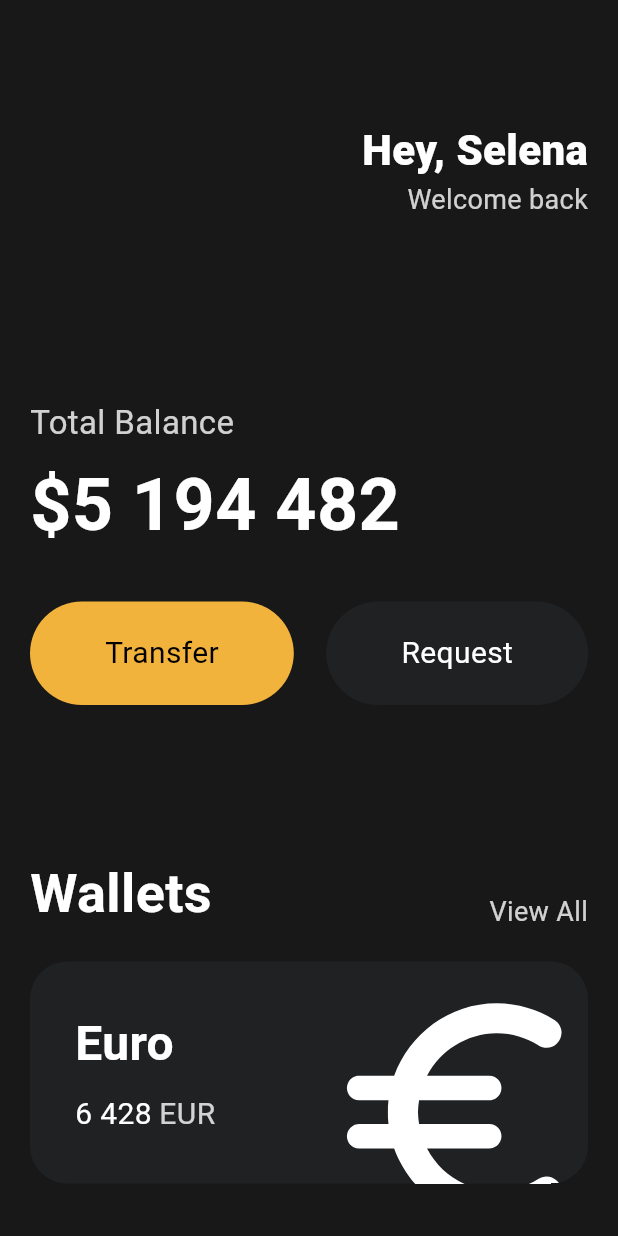
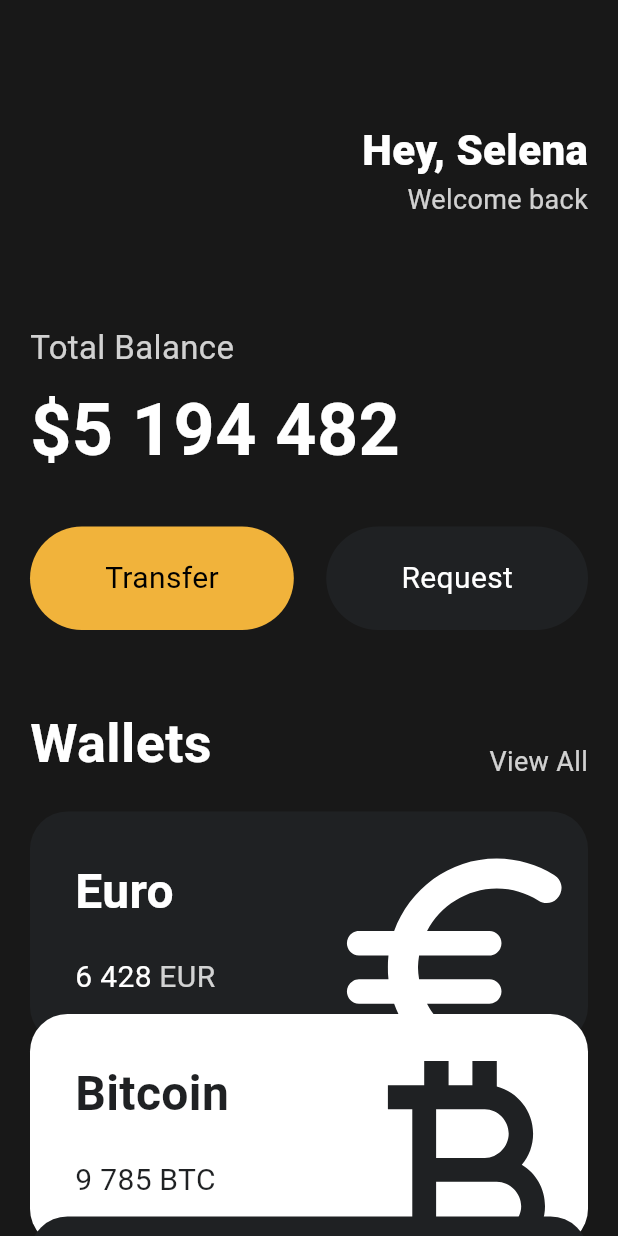
Before and after one commit to circleolami/synerex_toonflix, a Flutter app: the screen it shows after launch, on a phone screen of 412 x 824 dp. Run offline on Flutter 3.47's test engine with Material 3 defaults, Android fonts, the phone set to English and light mode, and no system bars.

Commit message:
1-7. Reusable Cards

```diff
--- a/lib/main.dart
+++ b/lib/main.dart
@@ -1,5 +1,6 @@
 import 'package:flutter/material.dart';
 import 'package:toonflix/widgets/button.dart';
+import 'package:toonflix/widgets/currency_card.dart';
 
 void main() {
   runApp(const App());
@@ -50,7 +51,7 @@ class App extends StatelessWidget {
                   ],
                 ),
                 const SizedBox(
-                  height: 120,
+                  height: 70,
                 ),
                 Text(
                   'Total Balance',
@@ -89,7 +90,7 @@ class App extends StatelessWidget {
                   ],
                 ),
                 const SizedBox(
-                  height: 100,
+                  height: 50,
                 ),
                 Row(
                   crossAxisAlignment: CrossAxisAlignment.end,
@@ -115,67 +116,31 @@ class App extends StatelessWidget {
                 const SizedBox(
                   height: 20,
                 ),
-                Container(
-                  clipBehavior: Clip.hardEdge,
-                  decoration: BoxDecoration(
-                    color: const Color(0xFF1F2123),
-                    borderRadius: BorderRadius.circular(25),
+                const CurrencyCard(
+                  name: 'Euro',
+                  code: 'EUR',
+                  amount: '6 428',
+                  icon: Icons.euro_rounded,
+                  isInverted: false,
+                ),
+                Transform.translate(
+                  offset: const Offset(0, -20),
+                  child: const CurrencyCard(
+                    name: 'Bitcoin',
+                    code: 'BTC',
+                    amount: '9 785',
+                    icon: Icons.currency_bitcoin,
+                    isInverted: true,
                   ),
-                  child: Padding(
-                    padding: const EdgeInsets.all(30),
-                    child: Row(
-                      mainAxisAlignment: MainAxisAlignment.spaceBetween,
-                      children: [
-                        Column(
-                          crossAxisAlignment: CrossAxisAlignment.start,
-                          children: [
-                            const Text(
-                              'Euro',
-                              style: TextStyle(
-                                color: Colors.white,
-                                fontSize: 32,
-                                fontWeight: FontWeight.w600,
-                              ),
-                            ),
-                            const SizedBox(
-                              height: 10,
-                            ),
-                            Row(
-                              children: [
-                                const Text(
-                                  '6 428',
-                                  style: TextStyle(
-                                    color: Colors.white,
-                                    fontSize: 20,
-                                  ),
-                                ),
-                                const SizedBox(
-                                  width: 5,
-                                ),
-                                Text(
-                                  'EUR',
-                                  style: TextStyle(
-                                    color: Colors.white.withOpacity(0.8),
-                                    fontSize: 20,
-                                  ),
-                                ),
-                              ],
-                            )
-                          ],
-                        ),
-                        Transform.scale(
-                          scale: 2.2,
-                          child: Transform.translate(
-                            offset: const Offset(-5, 12),
-                            child: const Icon(
-                              Icons.euro_rounded,
-                              color: Colors.white,
-                              size: 88,
-                            ),
-                          ),
-                        ),
-                      ],
-                    ),
+                ),
+                Transform.translate(
+                  offset: const Offset(0, -40),
+                  child: const CurrencyCard(
+                    name: 'Dollar',
+                    code: 'USD',
+                    amount: '428',
+                    icon: Icons.attach_money_outlined,
+                    isInverted: false,
                   ),
                 ),
               ],
--- /dev/null
+++ b/lib/widgets/currency_card.dart
@@ -0,0 +1,90 @@
+import 'package:flutter/material.dart';
+
+class CurrencyCard extends StatelessWidget {
+  final String name, code, amount;
+  final IconData icon;
+  final bool isInverted;
+
+  final _blackColor = const Color(0xFF1F2123);
+
+  const CurrencyCard({
+    super.key,
+    required this.name,
+    required this.code,
+    required this.amount,
+    required this.icon,
+    required this.isInverted,
+  });
+
+  @override
+  Widget build(BuildContext context) {
+    return Container(
+      clipBehavior: Clip.hardEdge,
+      decoration: BoxDecoration(
+        color: isInverted ? Colors.white : _blackColor,
+        borderRadius: BorderRadius.circular(25),
+      ),
+      child: Padding(
+        padding: const EdgeInsets.all(30),
+        child: Row(
+          mainAxisAlignment: MainAxisAlignment.spaceBetween,
+          children: [
+            Column(
+              crossAxisAlignment: CrossAxisAlignment.start,
+              children: [
+                Text(
+                  name,
+                  style: TextStyle(
+                    color: isInverted ? _blackColor : Colors.white,
+                    fontSize: 32,
+                    fontWeight: FontWeight.w600,
+                  ),
+                ),
+                const SizedBox(
+                  height: 20,
+                ),
+                Row(
+                  children: [
+                    Text(
+                      amount,
+                      style: TextStyle(
+                        color: isInverted ? _blackColor : Colors.white,
+                        fontSize: 20,
+                      ),
+                    ),
+                    const SizedBox(
+                      width: 5,
+                    ),
+                    Text(
+                      code,
+                      style: TextStyle(
+                        color: isInverted
+                            ? _blackColor
+                            : Colors.white.withOpacity(0.8),
+                        fontSize: 20,
+                      ),
+                    ),
+                  ],
+                )
+              ],
+            ),
+            Transform.scale(
+              scale: 2.2,
+              child: Transform.translate(
+                offset: const Offset(
+                  -5,
+                  12,
+                ),
+                child: Icon(
+                  icon,
+                  color: isInverted ? _blackColor : Colors.white,
+                  size: 88,
+                ),
+              ),
+            )
+          ],
+        ),
+      ),
+    );
+  }
+}
```
